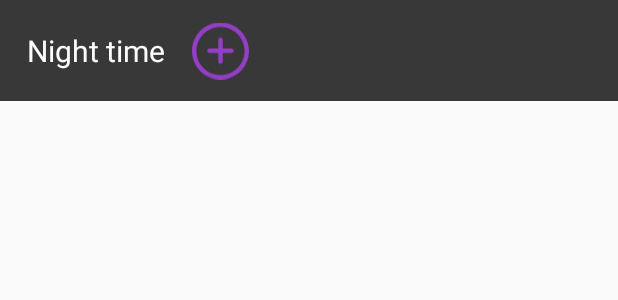
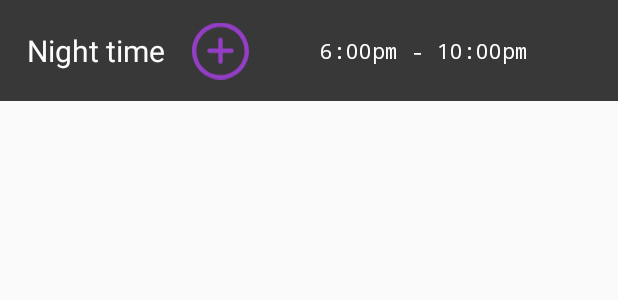
Before and after one commit to savardaaj/Flexis, an Android app: the layout timeblock_header.xml on its own in the app's theme, with its tools: preview values and no code run, on a phone screen of 412 x 824 dp. Shown: the top 300 px of the screen. Run offline under Robolectric (Android 15) with nearby library versions, the phone set to English and light mode, and no system bars.

Commit message:
Added ability to edit timeblocks.Added timestamp of timeblock to timeblock header

```diff
--- a/app/src/main/res/layout/timeblock_header.xml
+++ b/app/src/main/res/layout/timeblock_header.xml
@@ -38,4 +38,21 @@
         app:layout_constraintStart_toEndOf="@+id/tv_timeblock_name"
         app:layout_constraintTop_toTopOf="parent"
         app:srcCompat="@drawable/ic_add" />
+
+    <TextView
+        android:id="@+id/tv_timeblock_timerange"
+        android:layout_width="wrap_content"
+        android:layout_height="wrap_content"
+        android:layout_marginTop="8dp"
+        android:layout_marginEnd="8dp"
+        android:layout_marginBottom="8dp"
+        android:fontFamily="monospace"
+        android:text="6:00pm - 10:00pm"
+        android:textColor="#FFFFFF"
+        app:layout_constraintBottom_toBottomOf="parent"
+        app:layout_constraintEnd_toEndOf="parent"
+        app:layout_constraintHorizontal_bias="0.478"
+        app:layout_constraintStart_toEndOf="@+id/iv_add_objective"
+        app:layout_constraintTop_toTopOf="parent" />
+
 </androidx.constraintlayout.widget.ConstraintLayout>
```
Also changed, not shown: app/src/main/java/com/asav/flexis/MainActivity.java (+43 -17 lines), app/src/main/java/com/asav/flexis/ObjectivePage.java (+3 -4 lines), app/src/main/java/com/asav/flexis/TimeBlockPage.java (+62 -5 lines).
